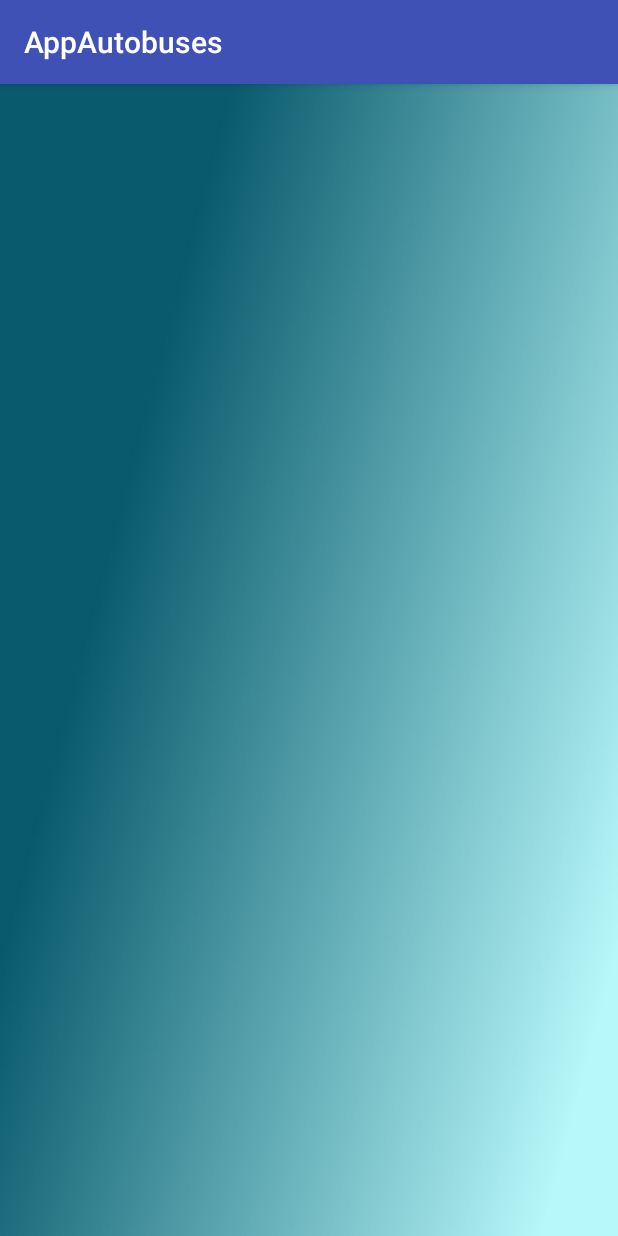
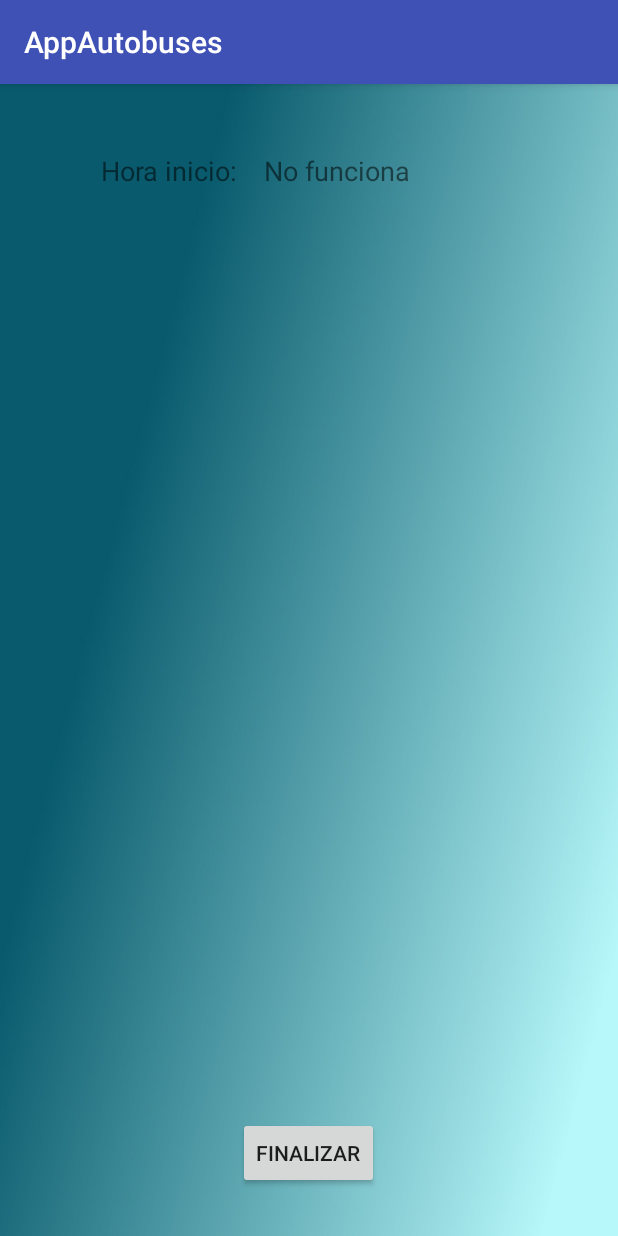
Before and after one commit to SergiGonzalezDAM/AppAutobuses, an Android app: the SPosiciones screen opened directly, with no data from a screen before it, on a phone screen of 412 x 824 dp. Run offline under Robolectric (Android 15) with nearby library versions, the phone set to English and light mode, and no system bars.

Commit message:
Finalizado segundo layout

```diff
--- a/app/src/main/res/layout/activity_sposiciones.xml
+++ b/app/src/main/res/layout/activity_sposiciones.xml
@@ -11,4 +11,36 @@
     tools:context="com.sergigonzalez.appautobuses.SPosiciones"
     android:background="@drawable/fondo">
 
+    <Button
+        android:text="Finalizar"
+        android:layout_width="wrap_content"
+        android:layout_height="wrap_content"
+        android:layout_alignParentBottom="true"
+        android:layout_centerHorizontal="true"
+        android:layout_marginBottom="15dp"
+        android:id="@+id/btnFin" />
+
+    <TextView
+        android:text="No funciona"
+        android:layout_width="wrap_content"
+        android:layout_height="wrap_content"
+        android:layout_marginTop="29dp"
+        android:id="@+id/textViewDisplay"
+        android:textSize="18sp"
+        android:layout_marginLeft="17dp"
+        android:layout_marginStart="17dp"
+        android:layout_alignParentTop="true"
+        android:layout_toRightOf="@+id/textViewHora"
+        android:layout_toEndOf="@+id/textViewHora" />
+
+    <TextView
+        android:text="Hora inicio:"
+        android:layout_width="wrap_content"
+        android:layout_height="wrap_content"
+        android:id="@+id/textViewHora"
+        android:textSize="18sp"
+        android:layout_alignBaseline="@+id/textViewDisplay"
+        android:layout_alignBottom="@+id/textViewDisplay"
+        android:layout_toLeftOf="@+id/btnFin"
+        android:layout_toStartOf="@+id/btnFin" />
 </RelativeLayout>
```
